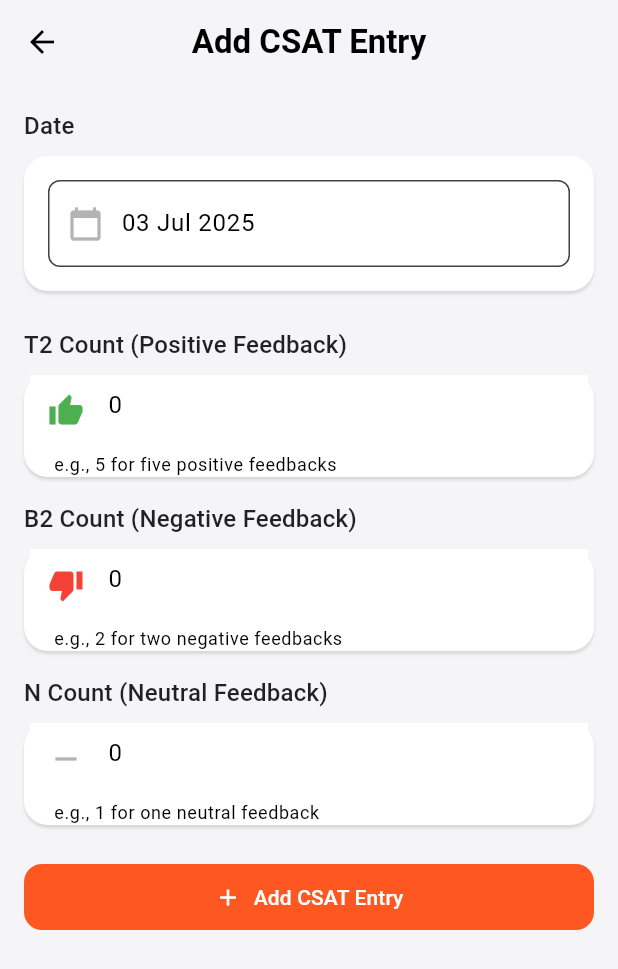
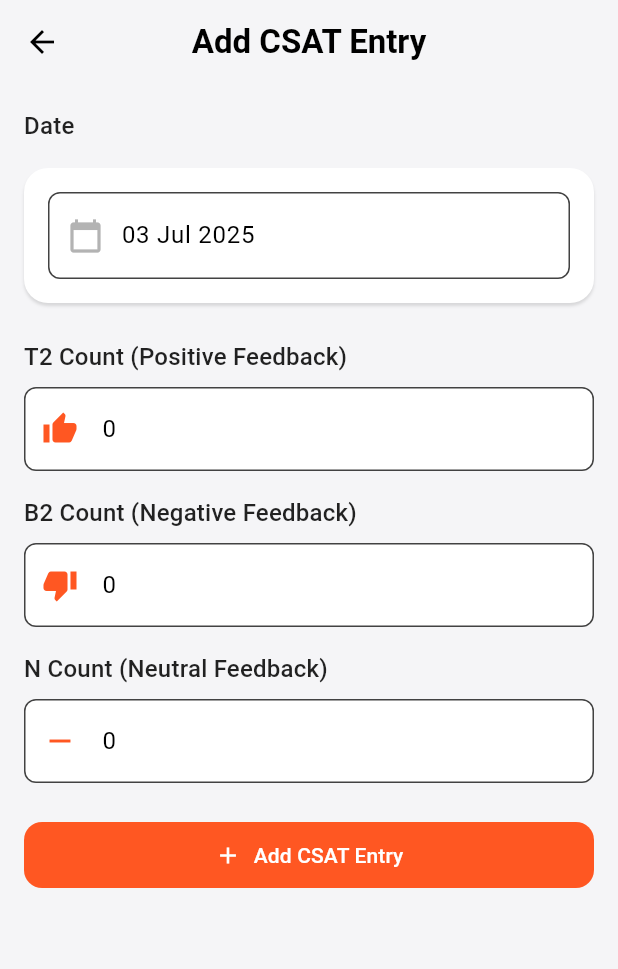
Before and after one commit to suvojit213/Dishtv-Agent-Trackerapp, a Flutter app: the AddCSATEntryScreen screen opened directly, on a phone screen of 412 x 824 dp. Shown: the top 969 px of the screen. Run offline on Flutter 3.47's test engine with Material 3 defaults, Android fonts, the phone set to English and light mode, and no system bars; our stand-ins replace csv, equatable, file_picker, fl_chart, flutter_bloc, open_file and 7 more; missing offline and left inert: excel; accounts and stored records are empty.

Commit message:
feat: improve add entry, cq and csat entry section ui

```diff
--- /dev/null
+++ b/lib/presentation/common/widgets/custom_form_field.dart
@@ -0,0 +1,62 @@
+import 'package:flutter/material.dart';
+import 'package:dishtv_agent_tracker/core/constants/app_colors.dart';
+
+class CustomFormField extends StatelessWidget {
+  final String label;
+  final String hintText;
+  final IconData icon;
+  final TextEditingController? controller;
+  final String? initialValue;
+  final TextInputType keyboardType;
+  final Function(String) onChanged;
+  final String? suffixText;
+
+  const CustomFormField({
+    Key? key,
+    required this.label,
+    required this.hintText,
+    required this.icon,
+    this.controller,
+    this.initialValue,
+    this.keyboardType = TextInputType.text,
+    required this.onChanged,
+    this.suffixText,
+  }) : super(key: key);
+
+  @override
+  Widget build(BuildContext context) {
+    return Column(
+      crossAxisAlignment: CrossAxisAlignment.start,
+      children: [
+        Text(
+          label,
+          style: Theme.of(context).textTheme.titleMedium,
+        ),
+        const SizedBox(height: 8),
+        TextFormField(
+          controller: controller,
+          initialValue: initialValue,
+          keyboardType: keyboardType,
+          decoration: InputDecoration(
+            hintText: hintText,
+            prefixIcon: Icon(icon, color: AppColors.dishTvOrange),
+            suffixText: suffixText,
+            border: OutlineInputBorder(
+              borderRadius: BorderRadius.circular(8),
+              borderSide: const BorderSide(color: AppColors.border),
+            ),
+            enabledBorder: OutlineInputBorder(
+              borderRadius: BorderRadius.circular(8),
+              borderSide: const BorderSide(color: AppColors.border),
+            ),
+            focusedBorder: OutlineInputBorder(
+              borderRadius: BorderRadius.circular(8),
+              borderSide: const BorderSide(color: AppColors.dishTvOrange, width: 2),
+            ),
+          ),
+          onChanged: onChanged,
+        ),
+      ],
+    );
+  }
+}
--- a/lib/presentation/features/add_entry/widgets/add_csat_entry_screen.dart
+++ b/lib/presentation/features/add_entry/widgets/add_csat_entry_screen.dart
@@ -1,3 +1,4 @@
+import 'package:dishtv_agent_tracker/presentation/common/widgets/custom_form_field.dart';
 import 'package:flutter/material.dart';
 import 'package:flutter_bloc/flutter_bloc.dart';
 import 'package:intl/intl.dart';
@@ -54,6 +55,7 @@ class _AddCSATEntryScreenState extends State<AddCSATEntryScreen> {
           children: [
             // Date Section
             _buildSectionTitle(context, 'Date'),
+            const SizedBox(height: 8),
             CustomCard(
               child: InkWell(
                 onTap: () => _selectDate(context),
@@ -84,80 +86,54 @@ class _AddCSATEntryScreenState extends State<AddCSATEntryScreen> {
             const SizedBox(height: 24),
 
             // T2 Count Section
-            _buildSectionTitle(context, 'T2 Count (Positive Feedback)'),
-            CustomCard(
-              padding: const EdgeInsets.symmetric(horizontal: 4),
-              child: TextFormField(
+            CustomFormField(
+              label: 'T2 Count (Positive Feedback)',
+              hintText: 'Enter T2 count',
+              icon: Icons.thumb_up,
               initialValue: _t2Count.toString(),
               keyboardType: TextInputType.number,
-                decoration: const InputDecoration(
-                  hintText: 'Enter T2 count (positive feedback)',
-                  prefixIcon: Icon(Icons.thumb_up, color: AppColors.accentGreen),
-                  border: InputBorder.none,
-                  focusedBorder: InputBorder.none,
-                  enabledBorder: InputBorder.none,
-                  helperText: 'e.g., 5 for five positive feedbacks',
-                ),
               onChanged: (value) {
                 setState(() {
                   _t2Count = int.tryParse(value) ?? 0;
                 });
               },
             ),
-            ),
             const SizedBox(height: 16),
 
             // B2 Count Section
-            _buildSectionTitle(context, 'B2 Count (Negative Feedback)'),
-            CustomCard(
-              padding: const EdgeInsets.symmetric(horizontal: 4),
-              child: TextFormField(
+            CustomFormField(
+              label: 'B2 Count (Negative Feedback)',
+              hintText: 'Enter B2 count',
+              icon: Icons.thumb_down,
               initialValue: _b2Count.toString(),
               keyboardType: TextInputType.number,
-                decoration: const InputDecoration(
-                  hintText: 'Enter B2 count (negative feedback)',
-                  prefixIcon: Icon(Icons.thumb_down, color: AppColors.accentRed),
-                  border: InputBorder.none,
-                  focusedBorder: InputBorder.none,
-                  enabledBorder: InputBorder.none,
-                  helperText: 'e.g., 2 for two negative feedbacks',
-                ),
               onChanged: (value) {
                 setState(() {
                   _b2Count = int.tryParse(value) ?? 0;
                 });
               },
             ),
-            ),
             const SizedBox(height: 16),
 
             // N Count Section
-            _buildSectionTitle(context, 'N Count (Neutral Feedback)'),
-            CustomCard(
-              padding: const EdgeInsets.symmetric(horizontal: 4),
-              child: TextFormField(
+            CustomFormField(
+              label: 'N Count (Neutral Feedback)',
+              hintText: 'Enter N count',
+              icon: Icons.remove,
               initialValue: _nCount.toString(),
               keyboardType: TextInputType.number,
-                decoration: const InputDecoration(
-                  hintText: 'Enter N count (neutral feedback)',
-                  prefixIcon: Icon(Icons.remove, color: AppColors.textSecondary),
-                  border: InputBorder.none,
-                  focusedBorder: InputBorder.none,
-                  enabledBorder: InputBorder.none,
-                  helperText: 'e.g., 1 for one neutral feedback',
-                ),
               onChanged: (value) {
                 setState(() {
                   _nCount = int.tryParse(value) ?? 0;
                 });
               },
             ),
-            ),
             const SizedBox(height: 24),
 
             // Preview Section
             if (_t2Count > 0 || _b2Count > 0 || _nCount > 0) ...[
               _buildSectionTitle(context, 'Preview'),
+              const SizedBox(height: 8),
               CustomCard(
                 child: Column(
                   children: [
```
Also changed, not shown: lib/presentation/features/add_entry/widgets/add_cq_entry_screen.dart (+7 -13 lines), lib/presentation/features/add_entry/widgets/add_entry_screen.dart (+31 -72 lines). Lines whose indentation alone changed are shown as unchanged.
